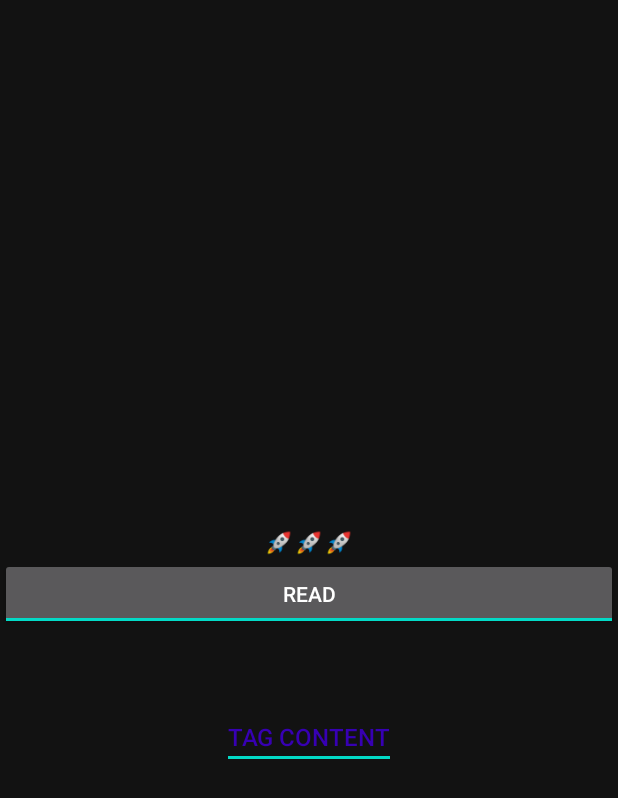
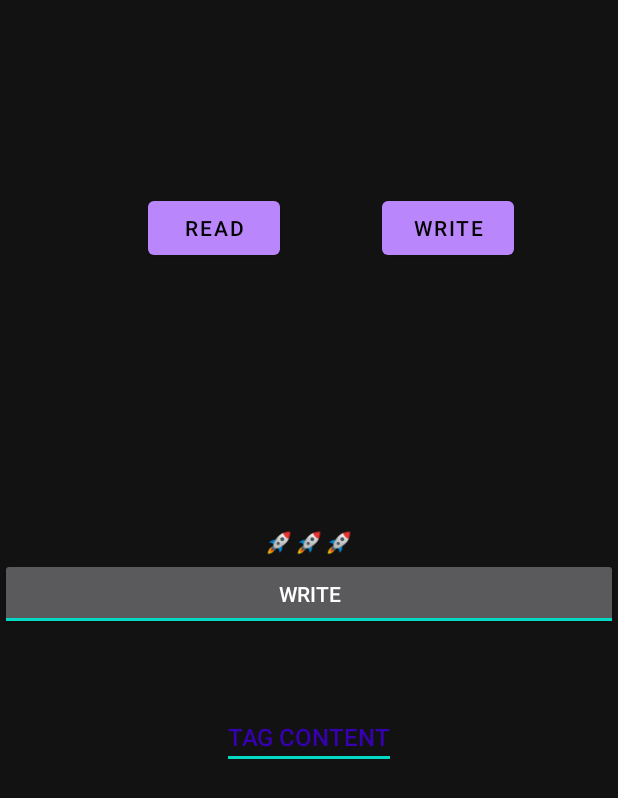
Before and after one commit to code-maestro/DSC-Tap2Pay, an Android app: the WriteActivity screen opened directly, with no data from a screen before it, on a phone screen of 412 x 824 dp. Shown: the top 798 px of the screen. Run offline under Robolectric (Android 15) with nearby library versions, the phone set to English and light mode, and no system bars; 1 statement that could not run was skipped.

Commit message:
ADDED STRING RESOURCES

```diff
--- a/app/src/main/res/layout/activity_write.xml
+++ b/app/src/main/res/layout/activity_write.xml
@@ -23,8 +23,8 @@
         android:id="@+id/readWrite"
         android:layout_width="match_parent"
         android:layout_height="wrap_content"
-        android:textOn="READ"
-        android:textOff="WRITE"
+        android:textOff="READ"
+        android:textOn="WRITE"
         app:layout_constraintEnd_toEndOf="@id/write_txt"
         app:layout_constraintStart_toStartOf="@id/write_txt"
         app:layout_constraintTop_toBottomOf="@id/write_txt"
@@ -38,10 +38,33 @@
         android:layout_marginTop="50dp"
         android:textColor="@color/design_default_color_primary_dark"
         android:textSize="16sp"
-        android:text="TAG CONTENT"
+        android:text="@string/tag_content"
         android:textAppearance="@style/TextAppearance.AppCompat.Body2"
         app:layout_constraintEnd_toEndOf="@id/readWrite"
         app:layout_constraintStart_toStartOf="@id/readWrite"
         app:layout_constraintTop_toBottomOf="@id/readWrite" />
 
+    <Button
+        android:id="@+id/read_btn"
+        android:layout_width="wrap_content"
+        android:layout_height="wrap_content"
+        android:layout_marginTop="128dp"
+        android:text="@string/read"
+        app:layout_constraintEnd_toEndOf="parent"
+        app:layout_constraintHorizontal_bias="0.305"
+        app:layout_constraintStart_toStartOf="parent"
+        app:layout_constraintTop_toTopOf="parent" />
+
+    <Button
+        android:id="@+id/write_btn"
+        android:layout_width="wrap_content"
+        android:layout_height="wrap_content"
+        android:layout_marginStart="50dp"
+        android:layout_marginTop="128dp"
+        android:text="@string/write"
+        app:layout_constraintEnd_toEndOf="parent"
+        app:layout_constraintHorizontal_bias="0.205"
+        app:layout_constraintStart_toEndOf="@+id/read_btn"
+        app:layout_constraintTop_toTopOf="parent" />
+
 </androidx.constraintlayout.widget.ConstraintLayout>
--- a/app/src/main/res/values/strings.xml
+++ b/app/src/main/res/values/strings.xml
@@ -1,3 +1,6 @@
 <resources>
     <string name="app_name">TAP2PAY</string>
+    <string name="write">WRITE</string>
+    <string name="read">READ</string>
+    <string name="tag_content">TAG CONTENT</string>
 </resources>
```
